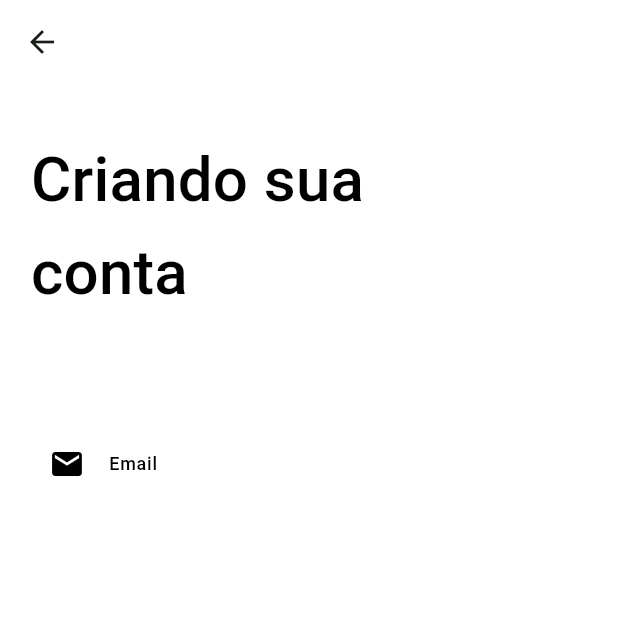
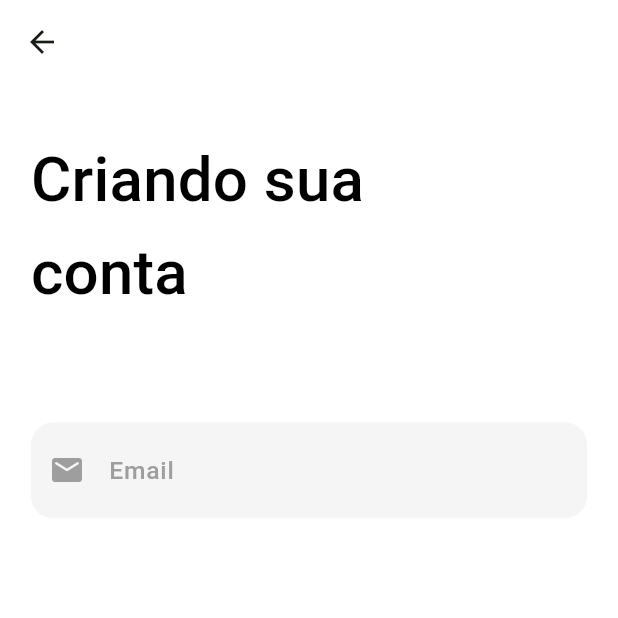
Before and after one commit to JoseVinicius-P/AluExpress-Flutter, a Flutter app: the CreateAccountPage screen opened by its route, on a phone screen of 412 x 824 dp, the top half of it. Run offline on Flutter 3.47's test engine with Material 2 defaults, Android fonts, the phone set to English and light mode, and no system bars; drawn by our look-alikes of auto_size_text; our stand-ins replace carousel_slider, device_preview, flutter_modular, flutter_triple, mask_text_input_formatter, responsive_builder.

Commit message:
style: Finalizando cores e foco do text formField

```diff
--- a/lib/app/modules/authentication/pages/create_account_page.dart
+++ b/lib/app/modules/authentication/pages/create_account_page.dart
@@ -30,7 +30,7 @@ class CreateAccountPageState extends State<CreateAccountPage> {
                     TextFieldWidget(
                         hint: 'Email',
                         enable: true,
-                        icon: Icons.email,
+                        icon: Icons.email_rounded,
                         keyboardType: TextInputType.emailAddress
                     )
                   ],
--- a/lib/app/modules/authentication/widgets/text_field_widget.dart
+++ b/lib/app/modules/authentication/widgets/text_field_widget.dart
@@ -31,6 +31,34 @@ class TextFieldWidget extends StatefulWidget {
 
 class _TextFieldWidgetState extends State<TextFieldWidget> {
   final FocusNode _focusNode = FocusNode();
+  String text = "";
+
+  @override
+  void initState() {
+    super.initState();
+
+    _focusNode.addListener(() {
+      setState(() {});
+    });
+  }
+
+  @override
+  void dispose() {
+    _focusNode.dispose(); // Importante descartar o FocusNode ao final
+    super.dispose();
+  }
+
+  Color getColor(){
+    if(widget.error != null){
+      return Colors.red;
+    }else if(_focusNode.hasFocus){
+      return MyColors.primaryColor;
+    }else if(text.isEmpty){
+      return Colors.grey;
+    }else{
+      return Colors.black;
+    }
+  }
 
   @override
   Widget build(BuildContext context) {
@@ -38,19 +66,7 @@ class _TextFieldWidgetState extends State<TextFieldWidget> {
     return Column(
       crossAxisAlignment: CrossAxisAlignment.start,
       children: [
-        Container(
-          decoration: BoxDecoration(
-            borderRadius: const BorderRadius.all(
-              Radius.circular(15),
-            ),
-            border: Border.all(
-              width: 0,
-              style: BorderStyle.solid,
-              color: widget.error == null || widget.error == "" ? Colors.transparent : Colors.red
-            ),
-            color: MyColors.grayLight
-          ),
-          child: TextFormField(
+        TextFormField(
           controller: widget.controller,
           maxLengthEnforcement: MaxLengthEnforcement.none,
           enabled: widget.enable,
@@ -63,13 +79,14 @@ class _TextFieldWidgetState extends State<TextFieldWidget> {
             LengthLimitingTextInputFormatter(widget.maxLength)
           ],
           keyboardType: widget.keyboardType,
-            onChanged: (text){},
-            onTap: () {
-
+          onChanged: (text){
+            setState(() {
+              this.text = text;
+            });
           },
           focusNode: _focusNode,
           //definindo estilo do texto
-            style: theme.textTheme.labelMedium,
+          style: theme.textTheme.labelSmall!.copyWith(color: Colors.black),
           cursorColor: Colors.black,
           //retirando autocorreção de texto
           autocorrect: false,
@@ -81,15 +98,15 @@ class _TextFieldWidgetState extends State<TextFieldWidget> {
               borderRadius: BorderRadius.circular(15),
             ),
             focusedBorder: OutlineInputBorder(
-                borderSide: const BorderSide(color: Colors.transparent),
+              borderSide: const BorderSide(color: MyColors.primaryColor),
               borderRadius: BorderRadius.circular(15),
             ),
+            fillColor: _focusNode.hasFocus ? MyColors.secondaryColor : MyColors.grayLight,
             //Definindo hint usando varivel da classe personalizada MyStrings
             hintText: widget.hint,
-              hintStyle: theme.textTheme.labelMedium!.copyWith(color: widget.error == null || widget.error == "" ? Colors.black : Colors.red),
-              prefixIcon: Icon(widget.icon, color: widget.error == null || widget.error == "" ? Colors.black : Colors.red),
-              filled: false,
-            ),
+            hintStyle: theme.textTheme.labelSmall!.copyWith(color: getColor()),
+            prefixIcon: Icon(widget.icon, color: getColor()),
+            filled: true,
           ),
         ),
         const SizedBox(height: 5,),
--- a/lib/app/shared/my_colors.dart
+++ b/lib/app/shared/my_colors.dart
@@ -3,4 +3,5 @@ import 'dart:ui';
 class MyColors {
   static const primaryColor = Color(0xFF1AB65C);
   static const secondaryColor = Color(0xFFE8F8EF);
+  static const grayLight = Color(0xFFF5F5F5);
 }
```
Lines whose indentation alone changed are shown as unchanged.
